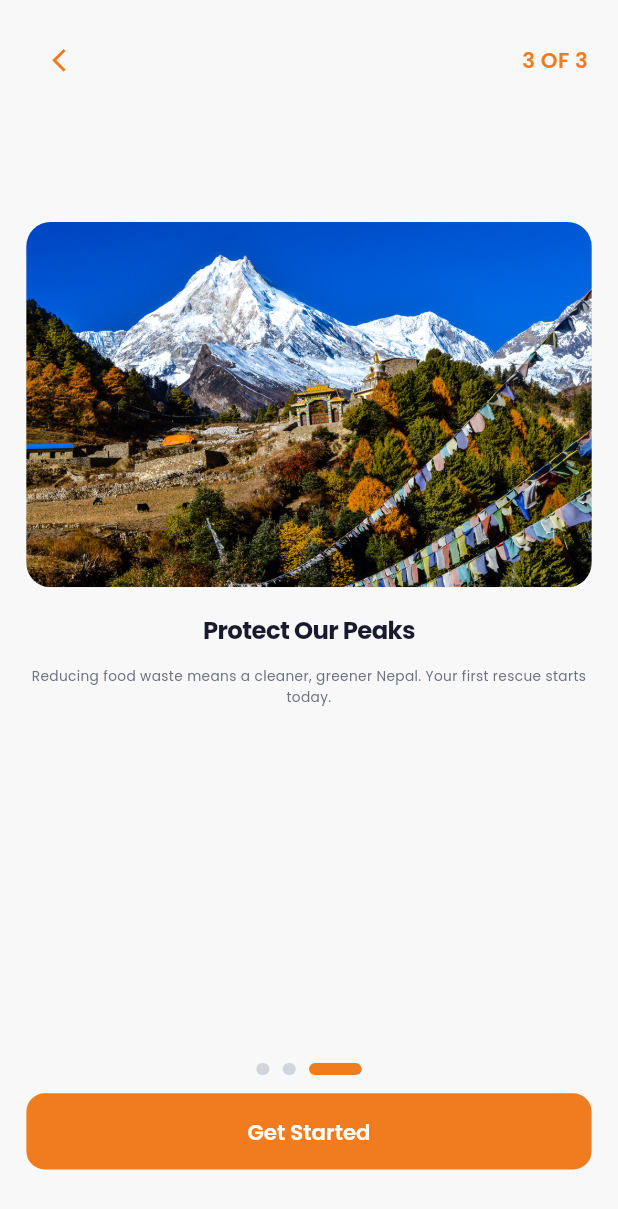
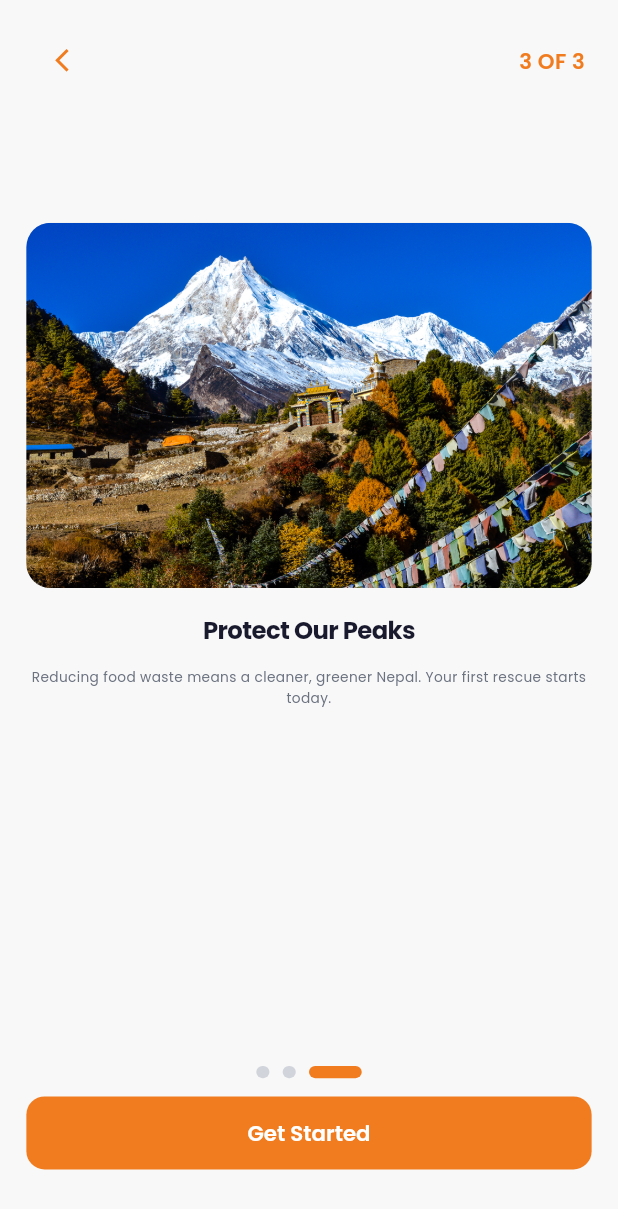
Before and after one commit to Amit-Bajracharya/Mitho_deals, a Flutter app: the screen it shows after launch, swiped to page 3, on a phone screen of 412 x 824 dp. Shown: the top 1209 px of the screen. Run offline on Flutter 3.47's test engine with Material 3 defaults, Android fonts, the phone set to English and light mode, and no system bars; our stand-ins replace dartz, equatable, flutter_bloc, flutter_dotenv, flutter_screenutil, freezed_annotation and 8 more; missing offline and left inert: maplibre_gl; accounts and stored records are empty.

Commit message:
fixed UI isssues

```diff
--- a/lib/features/auth/presentation/screens/role_selection_page.dart
+++ b/lib/features/auth/presentation/screens/role_selection_page.dart
@@ -55,7 +55,6 @@ class RoleSelectionPage extends StatelessWidget {
               AppButton(
                 label: 'Already have an account? Login',
                 variant: AppButtonVariant.text,
-                width: null,
                 onPressed: () => context.go('/login'),
               ),
             ],
--- a/lib/features/auth/presentation/screens/vendor_register_page.dart
+++ b/lib/features/auth/presentation/screens/vendor_register_page.dart
@@ -101,14 +101,12 @@ class _VendorRegisterPageState extends State<VendorRegisterPage> {
                 SizedBox(height: 20.h),
                 AppButton(
                   label: 'Register Restaurant',
-                  size: AppButtonSize.compact,
                   isLoading: isLoading,
                   onPressed: () => _onRegister(context),
                 ),
                 AppButton(
                   label: 'Back to Login',
                   variant: AppButtonVariant.text,
-                  width: null,
                   onPressed: () => context.go('/login'),
                 ),
                 SizedBox(height: 20.h),
--- a/lib/features/auth/presentation/widgets/form_fields_widget.dart
+++ b/lib/features/auth/presentation/widgets/form_fields_widget.dart
@@ -56,14 +56,12 @@ class FormFieldsWidget extends StatelessWidget {
             child: AppButton(
               label: 'Forgot?',
               variant: AppButtonVariant.text,
-              size: AppButtonSize.compact,
               onPressed: isLoading ? null : onForgotPassword,
             ),
           ),
         SizedBox(height: 8.h),
         AppButton(
           label: 'Login',
-          size: AppButtonSize.compact,
           isLoading: isLoading,
           onPressed: onLoginPressed,
         ),
--- a/lib/features/auth/presentation/widgets/otp_actions_widget.dart
+++ b/lib/features/auth/presentation/widgets/otp_actions_widget.dart
@@ -30,7 +30,6 @@ class OtpActionsWidget extends StatelessWidget {
           child: AppButton(
             label: 'Resend OTP',
             variant: AppButtonVariant.text,
-            width: null,
             onPressed: isLoading ? null : onResend,
           ),
         ),
@@ -39,7 +38,6 @@ class OtpActionsWidget extends StatelessWidget {
           child: AppButton(
             label: 'Change phone number',
             variant: AppButtonVariant.text,
-            width: null,
             foregroundColor: const Color(0xFF636E72),
             onPressed: onChangePhone,
           ),
--- a/lib/features/auth/presentation/widgets/register_fields_widget.dart
+++ b/lib/features/auth/presentation/widgets/register_fields_widget.dart
@@ -47,7 +47,6 @@ class RegisterFieldsWidget extends StatelessWidget {
         SizedBox(height: 16.h),
         AppButton(
           label: isLoading ? 'Wait...' : 'Create Account',
-          size: AppButtonSize.compact,
           isLoading: isLoading,
           onPressed: onRegisterPressed,
         ),
--- a/lib/features/cart/presentation/screens/cart_page.dart
+++ b/lib/features/cart/presentation/screens/cart_page.dart
@@ -48,8 +48,7 @@ class _CartPageState extends State<CartPage> {
                   SizedBox(height: 12.h),
                   AppButton(
                     label: 'Retry',
-                    size: AppButtonSize.compact,
-                    width: null,
+                    buttonWidth: AppButtonWidth.inline,
                     onPressed: () {
                       context.read<CartBloc>().add(const CartEvent.loadCart());
                     },
--- a/lib/features/cart/presentation/widgets/cart_app_bar.dart
+++ b/lib/features/cart/presentation/widgets/cart_app_bar.dart
@@ -34,7 +34,6 @@ class CartAppBar extends StatelessWidget implements PreferredSizeWidget {
                   ? AppButton(
                       label: 'Clear',
                       variant: AppButtonVariant.text,
-                      width: null,
                       onPressed: () {
                         context.read<CartBloc>().add(const CartEvent.clearCart());
                       },
--- a/lib/features/cart/presentation/widgets/cart_checkout_bar.dart
+++ b/lib/features/cart/presentation/widgets/cart_checkout_bar.dart
@@ -45,8 +45,7 @@ class CartCheckoutBar extends StatelessWidget {
             const Spacer(),
             AppButton(
               label: 'Checkout',
-              size: AppButtonSize.compact,
-              width: null,
+              buttonWidth: AppButtonWidth.inline,
               onPressed: () {
                 AppSnackBar.showInfo(context, 'Checkout feature coming soon!');
               },
--- a/lib/features/cart/presentation/widgets/cart_empty_state.dart
+++ b/lib/features/cart/presentation/widgets/cart_empty_state.dart
@@ -20,8 +20,7 @@ class CartEmptyState extends StatelessWidget {
           SizedBox(height: 24.h),
           AppButton(
             label: 'Browse Deals',
-            size: AppButtonSize.compact,
-            width: null,
+            buttonWidth: AppButtonWidth.inline,
             onPressed: () => context.go('/'),
           ),
         ],
--- a/lib/features/deals/presentation/screens/add_deal_screen.dart
+++ b/lib/features/deals/presentation/screens/add_deal_screen.dart
@@ -202,7 +202,6 @@ class _AddDealScreenState extends State<AddDealScreen> {
                 SizedBox(height: 32.h),
                 AppButton(
                   label: 'Post Deal',
-                  size: AppButtonSize.large,
                   onPressed: _submit,
                 ),
               ],
--- a/lib/features/deals/presentation/widgets/deal_details/deal_details_bottom_bar.dart
+++ b/lib/features/deals/presentation/widgets/deal_details/deal_details_bottom_bar.dart
@@ -63,7 +63,6 @@ class DealDetailsBottomBar extends StatelessWidget {
               child: AppButton(
                 label: 'Add to Cart',
                 variant: AppButtonVariant.outlined,
-                size: AppButtonSize.compact,
                 onPressed: onAddToCart,
               ),
             ),
@@ -71,7 +70,6 @@ class DealDetailsBottomBar extends StatelessWidget {
             Expanded(
               child: AppButton(
                 label: 'Reserve Now',
-                size: AppButtonSize.compact,
                 onPressed: onReserve,
               ),
             ),
--- a/lib/features/deals/presentation/widgets/deal_details/deal_details_location_section.dart
+++ b/lib/features/deals/presentation/widgets/deal_details/deal_details_location_section.dart
@@ -21,7 +21,6 @@ class DealDetailsLocationSection extends StatelessWidget {
             AppButton(
               label: 'Get Directions',
               variant: AppButtonVariant.text,
-              width: null,
               onPressed: () {},
             ),
           ],
--- a/lib/features/introduction_screen/presentation/widgets/introduction_header_widget.dart
+++ b/lib/features/introduction_screen/presentation/widgets/introduction_header_widget.dart
@@ -18,12 +18,33 @@ class IntroductionHeaderWidget extends StatelessWidget {
     final isLastPage = state.isLastPage;
 
     return Padding(
-      padding: const EdgeInsets.symmetric(horizontal: 20, vertical: 16),
+      padding: EdgeInsets.symmetric(horizontal: 20.w, vertical: 16.h),
       child: Row(
-        mainAxisAlignment: MainAxisAlignment.spaceBetween,
         children: [
-          if (isFirstPage)
-            Row(
+          Expanded(
+            child: Align(
+              alignment: Alignment.centerLeft,
+              child: isFirstPage ? _buildLogoRow() : _buildBackButton(context),
+            ),
+          ),
+          if (!isLastPage)
+            AppButton(
+              label: 'Skip',
+              variant: AppButtonVariant.text,
+              onPressed: () {
+                context.read<IntroductionBloc>().add(const IntroductionEvent.skip());
+              },
+            )
+          else
+            AppText.link('3 OF 3', fontSize: 14.sp),
+        ],
+      ),
+    );
+  }
+
+  Widget _buildLogoRow() {
+    return Row(
+      mainAxisSize: MainAxisSize.min,
       children: [
         Container(
           width: 24.w,
@@ -46,27 +67,17 @@ class IntroductionHeaderWidget extends StatelessWidget {
         SizedBox(width: 10.w),
         const AppText.headline('Mitho Deals'),
       ],
-            )
-          else
-            IconButton(
+    );
+  }
+
+  Widget _buildBackButton(BuildContext context) {
+    return IconButton(
       onPressed: () {
         context.read<IntroductionBloc>().add(const IntroductionEvent.previousPage());
       },
       icon: Icon(Icons.arrow_back_ios, color: AppTheme.primaryOrange, size: 18.sp),
-            ),
-          if (!isLastPage)
-            AppButton(
-              label: 'Skip',
-              variant: AppButtonVariant.text,
-              width: null,
-              onPressed: () {
-                context.read<IntroductionBloc>().add(const IntroductionEvent.skip());
-              },
-            )
-          else
-            AppText.link('3 OF 3', fontSize: 14.sp),
-        ],
-      ),
+      padding: EdgeInsets.zero,
+      constraints: const BoxConstraints(),
     );
   }
 }
--- a/lib/features/vendor/presentation/screens/vendor_inventory_page.dart
+++ b/lib/features/vendor/presentation/screens/vendor_inventory_page.dart
@@ -70,8 +70,7 @@ class _VendorInventoryPageState extends State<VendorInventoryPage> {
                     AppText.error('Error: $message'),
                     AppButton(
                       label: 'Retry',
-                      size: AppButtonSize.compact,
-                      width: null,
+                      buttonWidth: AppButtonWidth.inline,
                       onPressed: () {
                         context.read<DealsBloc>().add(const DealsEvent.loadVendorDeals());
                       },
--- a/lib/features/vendor/presentation/widgets/vendor_order_card.dart
+++ b/lib/features/vendor/presentation/widgets/vendor_order_card.dart
@@ -52,7 +52,6 @@ class VendorOrderCard extends StatelessWidget {
               AppButton(
                 label: 'Details',
                 variant: AppButtonVariant.text,
-                width: null,
                 onPressed: () {},
               ),
             ],
--- a/lib/shared/widgets/buttons/app_button.dart
+++ b/lib/shared/widgets/buttons/app_button.dart
@@ -4,17 +4,25 @@ import 'package:google_fonts/google_fonts.dart';
 import '../../theme/app_theme.dart';
 
 enum AppButtonVariant { primary, outlined, text }
-enum AppButtonSize { compact, normal, large }
+
+enum AppButtonWidth {
+  block,
+  inline,
+}
 
 class AppButton extends StatelessWidget {
+  static const double height = 48;
+  static const double radius = 12;
+  static const double fontSize = 14;
+  static const double hPadding = 20;
+
   final String label;
   final VoidCallback? onPressed;
   final bool isLoading;
   final AppButtonVariant variant;
-  final AppButtonSize size;
+  final AppButtonWidth buttonWidth;
   final IconData? icon;
   final bool iconTrailing;
-  final double? width;
   final Color? foregroundColor;
 
   const AppButton({
@@ -23,32 +31,18 @@ class AppButton extends StatelessWidget {
     this.onPressed,
     this.isLoading = false,
     this.variant = AppButtonVariant.primary,
-    this.size = AppButtonSize.normal,
+    this.buttonWidth = AppButtonWidth.block,
     this.icon,
     this.iconTrailing = false,
-    this.width,
     this.foregroundColor,
   });
 
   @override
   Widget build(BuildContext context) {
-    final height = switch (size) {
-      AppButtonSize.compact => 40.h,
-      AppButtonSize.normal => 50.h,
-      AppButtonSize.large => 56.h,
-    };
-
-    final fontSize = switch (size) {
-      AppButtonSize.compact => 12.sp,
-      AppButtonSize.normal => 14.sp,
-      AppButtonSize.large => 18.sp,
-    };
-
-    final borderRadius = switch (size) {
-      AppButtonSize.compact => 10.r,
-      AppButtonSize.normal => 12.r,
-      AppButtonSize.large => 16.r,
-    };
+    final h = height.h;
+    final r = radius.r;
+    final fs = fontSize.sp;
+    final padH = hPadding.w;
 
     final child = isLoading
         ? SizedBox(
@@ -59,47 +53,64 @@ class AppButton extends StatelessWidget {
               strokeWidth: 2,
             ),
           )
-        : _buildLabel(fontSize);
+        : _buildLabel(fs);
+
+    final shape = RoundedRectangleBorder(borderRadius: BorderRadius.circular(r));
+
+    final isFullWidth =
+        variant != AppButtonVariant.text && buttonWidth == AppButtonWidth.block;
+
+    final baseStyle = ButtonStyle(
+      minimumSize: WidgetStateProperty.all(Size(0, h)),
+      maximumSize: WidgetStateProperty.all(Size(double.infinity, h)),
+      padding: WidgetStateProperty.all(
+        EdgeInsets.symmetric(
+          horizontal: variant == AppButtonVariant.text ? 8.w : padH,
+        ),
+      ),
+      tapTargetSize: MaterialTapTargetSize.shrinkWrap,
+      visualDensity: VisualDensity.standard,
+      shape: WidgetStateProperty.all(shape),
+    );
 
     final button = switch (variant) {
       AppButtonVariant.primary => ElevatedButton(
           onPressed: isLoading ? null : onPressed,
-          style: ElevatedButton.styleFrom(
-            backgroundColor: AppTheme.primaryOrange,
-            foregroundColor: AppTheme.textLight,
-            elevation: 0,
-            shape: RoundedRectangleBorder(
-              borderRadius: BorderRadius.circular(borderRadius),
+          style: baseStyle.merge(
+            ElevatedButton.styleFrom(
+              backgroundColor: AppTheme.primaryOrange,
+              foregroundColor: AppTheme.textLight,
+              elevation: 0,
+              shadowColor: Colors.transparent,
             ),
           ),
           child: child,
         ),
       AppButtonVariant.outlined => OutlinedButton(
           onPressed: isLoading ? null : onPressed,
-          style: OutlinedButton.styleFrom(
-            foregroundColor: AppTheme.primaryOrange,
-            side: const BorderSide(color: AppTheme.primaryOrange),
-            shape: RoundedRectangleBorder(
-              borderRadius: BorderRadius.circular(borderRadius),
+          style: baseStyle.merge(
+            OutlinedButton.styleFrom(
+              foregroundColor: AppTheme.primaryOrange,
+              side: const BorderSide(color: AppTheme.primaryOrange, width: 1.5),
             ),
           ),
           child: child,
         ),
       AppButtonVariant.text => TextButton(
           onPressed: isLoading ? null : onPressed,
-          style: TextButton.styleFrom(
-            foregroundColor: foregroundColor ?? AppTheme.primaryOrange,
-            padding: EdgeInsets.zero,
-            minimumSize: Size.zero,
-            tapTargetSize: MaterialTapTargetSize.shrinkWrap,
+          style: baseStyle.merge(
+            TextButton.styleFrom(
+              foregroundColor: foregroundColor ?? AppTheme.primaryOrange,
+              backgroundColor: Colors.transparent,
+            ),
           ),
           child: child,
         ),
     };
 
     return SizedBox(
-      width: width ?? double.infinity,
-      height: variant == AppButtonVariant.text ? null : height,
+      width: isFullWidth ? double.infinity : null,
+      height: h,
       child: button,
     );
   }
@@ -124,8 +135,8 @@ class AppButton extends StatelessWidget {
       mainAxisAlignment: MainAxisAlignment.center,
       mainAxisSize: MainAxisSize.min,
       children: iconTrailing
-          ? [text, SizedBox(width: 8.w), Icon(icon, size: fontSize + 4)]
-          : [Icon(icon, size: fontSize + 4), SizedBox(width: 8.w), text],
+          ? [text, SizedBox(width: 8.w), Icon(icon, size: fontSize + 2, color: textColor)]
+          : [Icon(icon, size: fontSize + 2, color: textColor), SizedBox(width: 8.w), text],
     );
   }
 }
--- a/lib/shared/widgets/sheets/quantity_selector_sheet.dart
+++ b/lib/shared/widgets/sheets/quantity_selector_sheet.dart
@@ -83,7 +83,6 @@ class _QuantitySelectorSheetState extends State<QuantitySelectorSheet> {
           SizedBox(height: 20.h),
           AppButton(
             label: widget.confirmLabel,
-            size: AppButtonSize.compact,
             onPressed: () {
               Navigator.pop(context);
               widget.onConfirm(_quantity);
```
Lines whose indentation alone changed are shown as unchanged.
